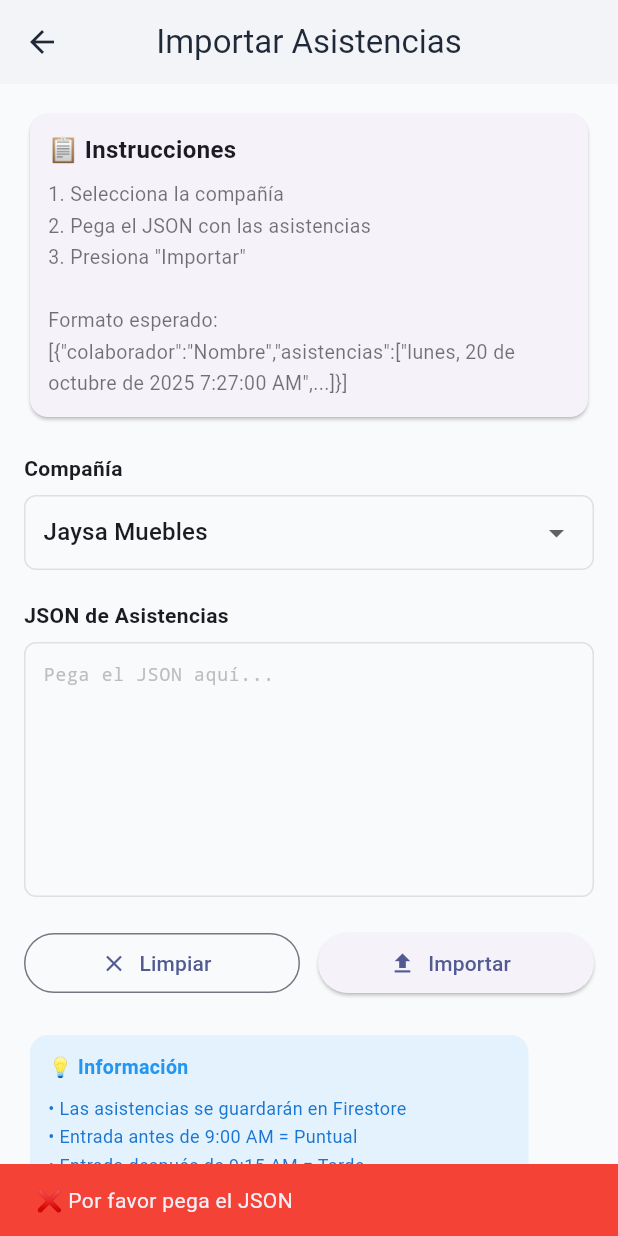
After one commit to ryokumaxell/jm-intranet, a Flutter app: the ImportAttendanceScreen screen opened directly, after a tap on "Importar", on a phone screen of 412 x 824 dp. The commit adds this screen. Run offline on Flutter 3.47's test engine with Material 3 defaults, Android fonts, the phone set to English and light mode, and no system bars; our stand-ins replace cloud_firestore, dio, firebase_auth, firebase_core, flutter_riverpod, freezed_annotation; accounts and stored records are empty; statements that could not run were skipped.

Commit message:
feat: Agregar pantalla de importación de asistencias en Ajustes
- Nueva pantalla ImportAttendanceScreen para importar asistencias desde JSON
- Selección de compañía (Jaysa Muebles / Helaco)
- Interfaz amigable con instrucciones
- Validación de JSON
- Importación en batch a Firestore
- Botón en Ajustes para acceder a la importación
- Servicio AttendanceImportService para procesar datos

```diff
--- /dev/null
+++ b/lib/features/settings/presentation/screens/import_attendance_screen.dart
@@ -0,0 +1,262 @@
+import 'package:flutter/material.dart';
+import 'package:cloud_firestore/cloud_firestore.dart';
+import 'dart:convert';
+import 'package:j_intranet/core/constants/app_colors.dart';
+import '../../.././attendance/data/datasources/attendance_import_service.dart';
+
+class ImportAttendanceScreen extends StatefulWidget {
+  const ImportAttendanceScreen({super.key});
+
+  @override
+  State<ImportAttendanceScreen> createState() => _ImportAttendanceScreenState();
+}
+
+class _ImportAttendanceScreenState extends State<ImportAttendanceScreen> {
+  final _jsonController = TextEditingController();
+  String _selectedCompany = 'Jaysa Muebles';
+  bool _isLoading = false;
+
+  @override
+  void dispose() {
+    _jsonController.dispose();
+    super.dispose();
+  }
+
+  Future<void> _importData() async {
+    if (_jsonController.text.isEmpty) {
+      _showSnackBar('❌ Por favor pega el JSON', Colors.red);
+      return;
+    }
+
+    setState(() => _isLoading = true);
+
+    try {
+      // Parsear JSON
+      final jsonData = jsonDecode(_jsonController.text);
+
+      if (jsonData is! List) {
+        _showSnackBar('❌ El JSON debe ser un array', Colors.red);
+        setState(() => _isLoading = false);
+        return;
+      }
+
+      // Importar asistencias
+      final service = AttendanceImportService(FirebaseFirestore.instance);
+      await service.importAttendanceFromJson(jsonData, _selectedCompany);
+
+      // Limpiar y mostrar éxito
+      _jsonController.clear();
+      _showSnackBar(
+        '✅ ${jsonData.length} empleados importados correctamente',
+        Colors.green,
+      );
+    } catch (e) {
+      _showSnackBar('❌ Error: $e', Colors.red);
+    } finally {
+      setState(() => _isLoading = false);
+    }
+  }
+
+  void _showSnackBar(String message, Color color) {
+    ScaffoldMessenger.of(context).showSnackBar(
+      SnackBar(
+        content: Text(message),
+        backgroundColor: color,
+        duration: const Duration(seconds: 3),
+      ),
+    );
+  }
+
+  void _clearJson() {
+    _jsonController.clear();
+  }
+
+  @override
+  Widget build(BuildContext context) {
+    return Scaffold(
+      backgroundColor: AppColors.background,
+      appBar: AppBar(
+        elevation: 2,
+        backgroundColor: Colors.white,
+        foregroundColor: AppColors.textDark,
+        title: const Text('Importar Asistencias'),
+        centerTitle: true,
+      ),
+      body: SingleChildScrollView(
+        child: Padding(
+          padding: const EdgeInsets.all(16),
+          child: Column(
+            crossAxisAlignment: CrossAxisAlignment.start,
+            children: [
+              // Información
+              Card(
+                elevation: 1,
+                child: Padding(
+                  padding: const EdgeInsets.all(12),
+                  child: Column(
+                    crossAxisAlignment: CrossAxisAlignment.start,
+                    children: [
+                      const Text(
+                        '📋 Instrucciones',
+                        style: TextStyle(
+                          fontSize: 16,
+                          fontWeight: FontWeight.w600,
+                        ),
+                      ),
+                      const SizedBox(height: 8),
+                      const Text(
+                        '1. Selecciona la compañía\n'
+                        '2. Pega el JSON con las asistencias\n'
+                        '3. Presiona "Importar"\n\n'
+                        'Formato esperado:\n'
+                        '[{"colaborador":"Nombre","asistencias":["lunes, 20 de octubre de 2025 7:27:00 AM",...]}]',
+                        style: TextStyle(
+                          fontSize: 13,
+                          color: Colors.black54,
+                          height: 1.6,
+                        ),
+                      ),
+                    ],
+                  ),
+                ),
+              ),
+              const SizedBox(height: 20),
+
+              // Selección de compañía
+              const Text(
+                'Compañía',
+                style: TextStyle(
+                  fontSize: 14,
+                  fontWeight: FontWeight.w600,
+                ),
+              ),
+              const SizedBox(height: 8),
+              Container(
+                decoration: BoxDecoration(
+                  border: Border.all(color: Colors.grey[300]!),
+                  borderRadius: BorderRadius.circular(8),
+                ),
+                child: DropdownButton<String>(
+                  value: _selectedCompany,
+                  isExpanded: true,
+                  underline: const SizedBox(),
+                  padding: const EdgeInsets.symmetric(horizontal: 12),
+                  items: const [
+                    DropdownMenuItem(
+                      value: 'Jaysa Muebles',
+                      child: Text('Jaysa Muebles'),
+                    ),
+                    DropdownMenuItem(
+                      value: 'Helaco',
+                      child: Text('Helaco'),
+                    ),
+                  ],
+                  onChanged: (value) {
+                    setState(() => _selectedCompany = value!);
+                  },
+                ),
+              ),
+              const SizedBox(height: 20),
+
+              // Campo de JSON
+              const Text(
+                'JSON de Asistencias',
+                style: TextStyle(
+                  fontSize: 14,
+                  fontWeight: FontWeight.w600,
+                ),
+              ),
+              const SizedBox(height: 8),
+              Container(
+                decoration: BoxDecoration(
+                  border: Border.all(color: Colors.grey[300]!),
+                  borderRadius: BorderRadius.circular(8),
+                ),
+                child: TextField(
+                  controller: _jsonController,
+                  decoration: InputDecoration(
+                    hintText: 'Pega el JSON aquí...',
+                    border: InputBorder.none,
+                    contentPadding: const EdgeInsets.all(12),
+                    hintStyle: TextStyle(color: Colors.grey[400]),
+                  ),
+                  maxLines: 12,
+                  minLines: 8,
+                  style: const TextStyle(fontSize: 12, fontFamily: 'Courier'),
+                ),
+              ),
+              const SizedBox(height: 20),
+
+              // Botones de acción
+              Row(
+                children: [
+                  Expanded(
+                    child: OutlinedButton.icon(
+                      onPressed: _isLoading ? null : _clearJson,
+                      icon: const Icon(Icons.clear),
+                      label: const Text('Limpiar'),
+                    ),
+                  ),
+                  const SizedBox(width: 12),
+                  Expanded(
+                    child: ElevatedButton.icon(
+                      onPressed: _isLoading ? null : _importData,
+                      icon: _isLoading
+                          ? const SizedBox(
+                              width: 20,
+                              height: 20,
+                              child: CircularProgressIndicator(
+                                strokeWidth: 2,
+                                valueColor: AlwaysStoppedAnimation<Color>(
+                                  Colors.white,
+                                ),
+                              ),
+                            )
+                          : const Icon(Icons.upload),
+                      label: Text(_isLoading ? 'Importando...' : 'Importar'),
+                    ),
+                  ),
+                ],
+              ),
+              const SizedBox(height: 20),
+
+              // Información adicional
+              Card(
+                color: Colors.blue[50],
+                elevation: 0,
+                child: Padding(
+                  padding: const EdgeInsets.all(12),
+                  child: Column(
+                    crossAxisAlignment: CrossAxisAlignment.start,
+                    children: [
+                      const Text(
+                        '💡 Información',
+                        style: TextStyle(
+                          fontSize: 13,
+                          fontWeight: FontWeight.w600,
+                          color: Colors.blue,
+                        ),
+                      ),
+                      const SizedBox(height: 8),
+                      Text(
+                        '• Las asistencias se guardarán en Firestore\n'
+                        '• Entrada antes de 9:00 AM = Puntual\n'
+                        '• Entrada después de 9:15 AM = Tarde\n'
+                        '• Se detectan automáticamente entrada/salida por hora',
+                        style: TextStyle(
+                          fontSize: 12,
+                          color: Colors.blue[700],
+                          height: 1.6,
+                        ),
+                      ),
+                    ],
+                  ),
+                ),
+              ),
+            ],
+          ),
+        ),
+      ),
+    );
+  }
+}
```
Also changed, not shown: lib/features/attendance/data/datasources/attendance_import_service.dart (added, +154 -0 lines), lib/features/settings/presentation/screens/settings_screen.dart (+14 -0 lines), 1 other file.
